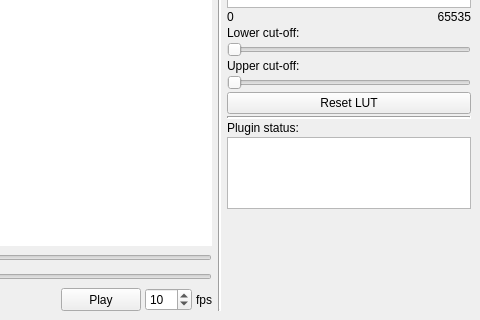
Old version of the form ui/mainwindow.ui in the repository takushim/momotrack; both pictures show x 320 to 800 and y 320 to 640 of the 800 by 640 pixel window.
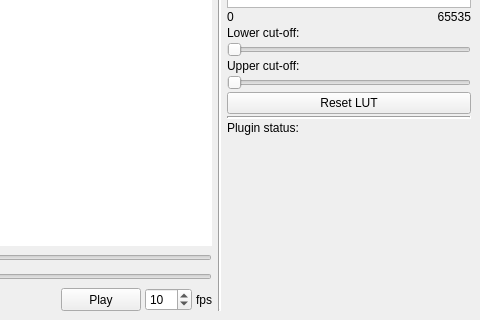
New version of the form.

Commit message: Implemented the framework of plugin system. MainWindow updated.

Patch:
```diff
--- a/ui/mainwindow.ui
+++ b/ui/mainwindow.ui
@@ -643,17 +643,11 @@
          </widget>
         </item>
         <item>
-         <widget class="QPlainTextEdit" name="textedit_plugin">
-          <property name="sizePolicy">
-           <sizepolicy hsizetype="Minimum" vsizetype="Minimum">
-            <horstretch>0</horstretch>
-            <verstretch>0</verstretch>
-           </sizepolicy>
+         <layout class="QVBoxLayout" name="vlayout_plugin">
+          <property name="sizeConstraint">
+           <enum>QLayout::SetMinimumSize</enum>
           </property>
-          <property name="sizeAdjustPolicy">
-           <enum>QAbstractScrollArea::AdjustToContents</enum>
-          </property>
-         </widget>
+         </layout>
         </item>
         <item>
          <spacer name="spacer_panel">
```
The commit also changes 10 other files.
